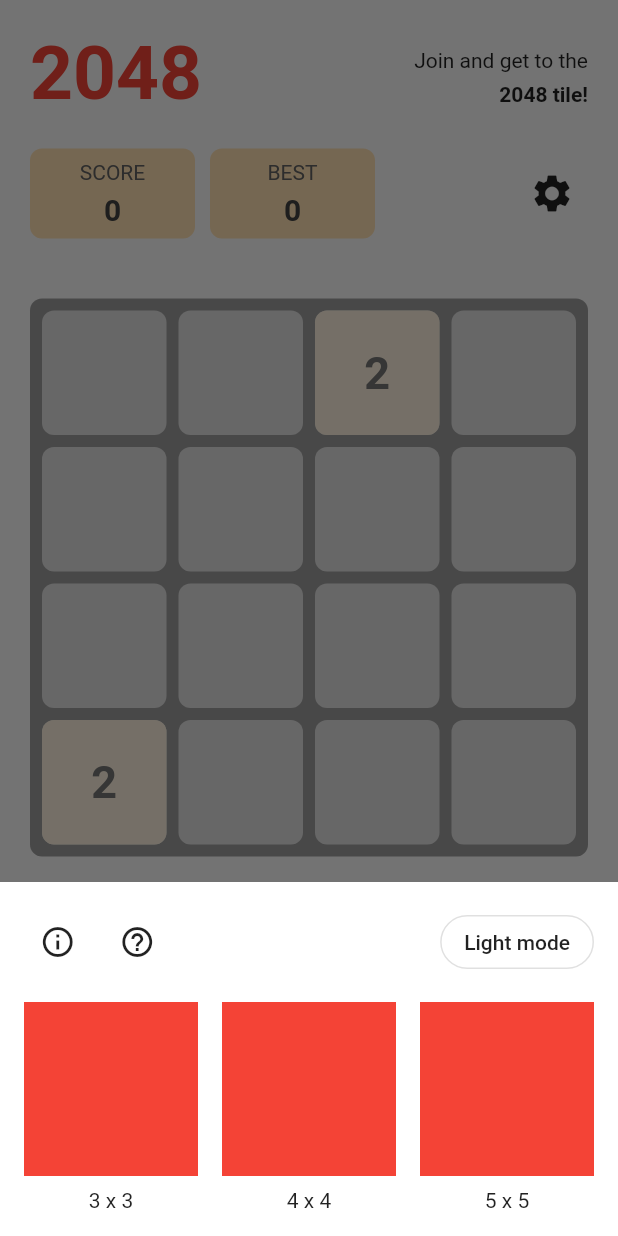
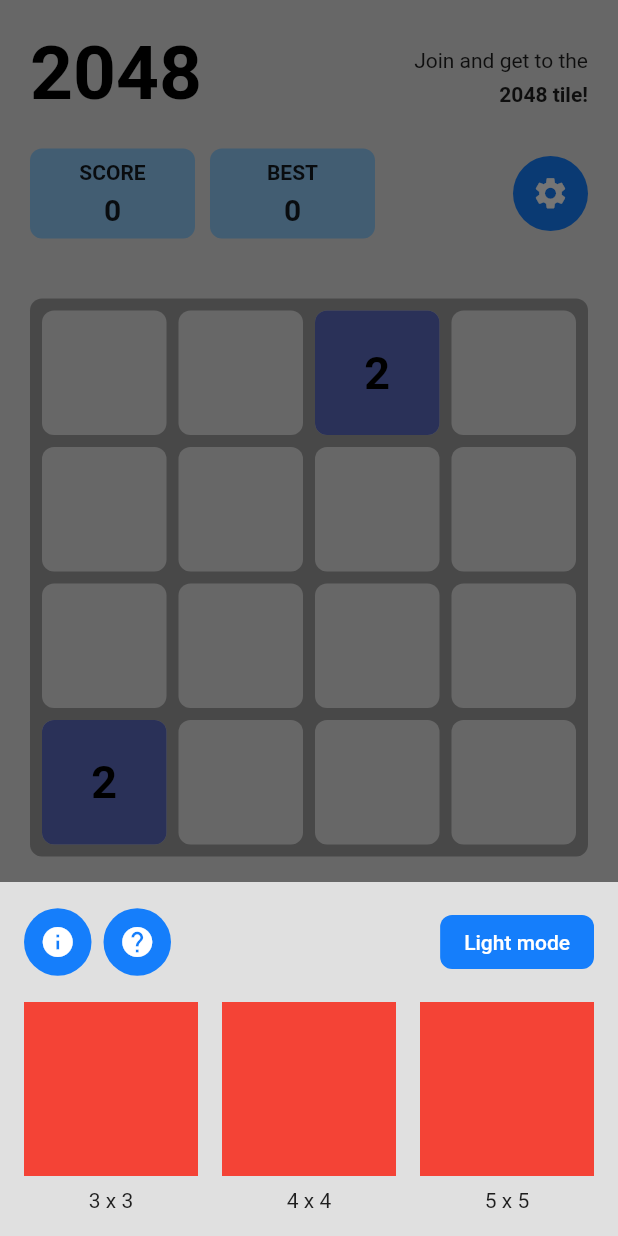
Before and after one commit to andynvt/2048_the_game, a Flutter app: the screen it shows after launch, after a tap on the "settings" icon, on a phone screen of 412 x 824 dp. Run offline on Flutter 3.47's test engine with Material 2 defaults, Android fonts, the phone set to English and light mode, and no system bars; drawn by our look-alikes of auto_size_text; our stand-ins replace shared_preferences; Roboto replaces fonts that are missing (SFPro).

Commit message:
update color

```diff
--- a/lib/config.dart
+++ b/lib/config.dart
@@ -2,20 +2,8 @@ import 'package:flutter/material.dart';
 
 class Config {
   Config._();
-
-  static final boxColors = <int, Color>{
-    2: Colors.orange[50],
-    4: Colors.orange[100],
-    8: Colors.orange[200],
-    16: Colors.orange[300],
-    32: Colors.orange[400],
-    64: Colors.orange[500],
-    128: Colors.orange[600],
-    256: Colors.orange[700],
-    512: Colors.orange[800],
-    1024: Colors.orange[900],
-  };
-
+  static final radius = BorderRadius.circular(8);
+  static final circleRadius = BorderRadius.circular(100);
   static String version = 'v1.0.0';
   static String about = 'Use your arrow keys to move the tiles. When two tiles with the same number touch, they merge into one!,';
   static String howToPlay =
--- a/lib/game/game.dart
+++ b/lib/game/game.dart
@@ -1,9 +1,14 @@
+import 'dart:math';
+
 import 'package:auto_size_text/auto_size_text.dart';
 import 'package:flutter/material.dart';
 import 'package:the_game_2048/service/cache/cache_service.dart';
 
 import '../config.dart';
+import '../config.dart';
 import '../widget/consum.dart';
+import '../widget/theme.dart';
+import '../widget/theme.dart';
 import '../widget/theme.dart';
 import 'logic.dart';
 
@@ -144,7 +149,7 @@ class _GameWidgetState extends State<GameWidget> {
       context: context,
       builder: (_) {
         return Container(
-          color: Colors.white,
+          color: Theme.of(context).canvasColor,
           child: SafeArea(
             child: Padding(
               padding: const EdgeInsets.all(16),
@@ -160,10 +165,14 @@ class _GameWidgetState extends State<GameWidget> {
                             width: 45,
                             height: 45,
                             child: FlatButton(
+                              color: Theme.of(context).buttonColor,
                               padding: EdgeInsets.zero,
-                              child: Icon(Icons.info_outline),
+                              child: Icon(
+                                Icons.info,
+                                color: Theme.of(context).primaryColor,
+                              ),
                               shape: RoundedRectangleBorder(
-                                borderRadius: BorderRadius.circular(100),
+                                borderRadius: Config.circleRadius,
                               ),
                               onPressed: () => _infoClick(_, context),
                             ),
@@ -173,17 +182,21 @@ class _GameWidgetState extends State<GameWidget> {
                             width: 45,
                             height: 45,
                             child: FlatButton(
+                              color: Theme.of(context).buttonColor,
                               padding: EdgeInsets.zero,
-                              child: Icon(Icons.help_outline),
+                              child: Icon(
+                                Icons.help,
+                                color: Theme.of(context).primaryColor,
+                              ),
                               shape: RoundedRectangleBorder(
-                                borderRadius: BorderRadius.circular(100),
+                                borderRadius: Config.circleRadius,
                               ),
                               onPressed: () => _helpClick(_, context),
                             ),
                           ),
                         ],
                       ),
-                      OutlineButton(
+                      FlatButton(
                         child: Consum<TTheme>(
                           value: TTheme.shared,
                           builder: (_, theme) {
@@ -193,11 +206,18 @@ class _GameWidgetState extends State<GameWidget> {
                             } else if (theme.mode == 2) {
                               text = 'Dark mode';
                             }
-                              return Text(text);
-                            }),
-                        highlightedBorderColor: Colors.grey,
+                            return Text(
+                              text,
+                              style: TextStyle(
+                                fontWeight: FontWeight.w500,
+                                color: Theme.of(context).primaryColor,
+                              ),
+                            );
+                          },
+                        ),
+                        color: Theme.of(context).buttonColor,
                         shape: RoundedRectangleBorder(
-                          borderRadius: BorderRadius.circular(100),
+                          borderRadius: Config.radius,
                         ),
                         onPressed: () {
                           TTheme.shared.changeTheme();
@@ -334,8 +354,8 @@ class _GameWidgetState extends State<GameWidget> {
                 height: 60.0,
                 padding: const EdgeInsets.all(8),
                 decoration: BoxDecoration(
-                  color: Colors.orange[100],
-                  borderRadius: BorderRadius.circular(8),
+                  color: Theme.of(context).cardColor,
+                  borderRadius: Config.radius,
                 ),
                 child: Center(
                   child: Column(
@@ -344,7 +364,7 @@ class _GameWidgetState extends State<GameWidget> {
                       Text(
                         "SCORE",
                         style: TextStyle(
-                          color: Colors.grey[700],
+                          fontWeight: FontWeight.bold,
                         ),
                       ),
                       Text(
@@ -353,7 +373,6 @@ class _GameWidgetState extends State<GameWidget> {
                         style: TextStyle(
                           fontSize: 20.0,
                           fontWeight: FontWeight.bold,
-                          color: Colors.grey[800],
                         ),
                       ),
                     ],
@@ -366,8 +385,8 @@ class _GameWidgetState extends State<GameWidget> {
                 height: 60.0,
                 padding: const EdgeInsets.all(8),
                 decoration: BoxDecoration(
-                  color: Colors.orange[100],
-                  borderRadius: BorderRadius.circular(8),
+                  color: Theme.of(context).cardColor,
+                  borderRadius: Config.radius,
                 ),
                 child: Center(
                   child: Column(
@@ -376,7 +395,7 @@ class _GameWidgetState extends State<GameWidget> {
                       Text(
                         "BEST",
                         style: TextStyle(
-                          color: Colors.grey[700],
+                          fontWeight: FontWeight.bold,
                         ),
                       ),
                       Text(
@@ -384,7 +403,6 @@ class _GameWidgetState extends State<GameWidget> {
                         style: TextStyle(
                           fontSize: 20.0,
                           fontWeight: FontWeight.bold,
-                          color: Colors.grey[800],
                         ),
                       ),
                     ],
@@ -392,12 +410,22 @@ class _GameWidgetState extends State<GameWidget> {
                 ),
               ),
               Spacer(),
-              IconButton(
-                icon: Icon(
+              SizedBox(
+                width: 50,
+                height: 50,
+                child: FlatButton(
+                  padding: EdgeInsets.zero,
+                  shape: RoundedRectangleBorder(
+                    borderRadius: Config.circleRadius,
+                  ),
+                  color: Theme.of(context).buttonColor,
+                  child: Icon(
                     Icons.settings,
-                  size: 30,
+                    size: 25,
+                    color: Theme.of(context).primaryColor,
                   ),
                   onPressed: menuClick,
+                ),
               ),
             ],
           ),
@@ -453,14 +481,14 @@ class _GameWidgetState extends State<GameWidget> {
                 width: _queryData.size.width,
                 height: _queryData.size.width,
                 color: _isGameOver ? Color.fromRGBO(255, 255, 255, 0.4) : Colors.transparent,
+                padding: const EdgeInsets.only(bottom: 50),
                 child: Opacity(
                   opacity: _isGameOver ? 1.0 : 0.0,
                   child: Center(
-                    child: Text(
-                      "Game Over!",
-                      style: TextStyle(
-                        fontSize: 24.0,
-                      ),
+                    child: Image.asset(
+                      'assets/images/ic_over.png',
+                      color: Theme.of(context).cardColor,
+                      width: _queryData.size.width / 3,
                     ),
                   ),
                 ),
@@ -494,7 +522,7 @@ class BoardGridWidget extends StatelessWidget {
           left: c * width + _state.cellPadding * (c + 1),
           top: r * width + _state.cellPadding * (r + 1),
           size: width,
-          color: Colors.grey[300],
+          color: Theme.of(context).focusColor,
         );
         _backgroundBox.add(box);
       }
@@ -506,7 +534,7 @@ class BoardGridWidget extends StatelessWidget {
         width: _state.boardSize().width,
         height: _state.boardSize().height,
         decoration: BoxDecoration(
-          color: Colors.grey,
+          color: Theme.of(context).accentColor,
           borderRadius: BorderRadius.all(Radius.circular(8.0)),
         ),
         child: Stack(
@@ -520,8 +548,7 @@ class BoardGridWidget extends StatelessWidget {
 class AnimatedCellWidget extends AnimatedWidget {
   final BoardCell cell;
   final _GameWidgetState state;
-  AnimatedCellWidget({Key key, this.cell, this.state, Animation<double> animation})
-      : super(key: key, listenable: animation);
+  AnimatedCellWidget({Key key, this.cell, this.state, Animation<double> animation}) : super(key: key, listenable: animation);
 
   @override
   Widget build(BuildContext context) {
@@ -530,27 +557,31 @@ class AnimatedCellWidget extends AnimatedWidget {
     Size boardSize = state.boardSize();
     double width = (boardSize.width - (state.column + 1) * state.cellPadding) / state.column;
     if (cell.number == 0) {
-      return Container();
+      return SizedBox();
     } else {
+      return Consum<TTheme>(
+        value: TTheme.shared,
+        builder: (_, theme) {
+          final boxColors = theme.getBoxColors();
+          // final rd = Random.secure().nextInt(boxColors.length);
+          // final number = boxColors.keys.toList()[rd];
+          final number = cell.number;
           return CellBox(
-        left: (cell.column * width + state.cellPadding * (cell.column + 1)) +
-            width / 2 * (1 - animationValue),
-        top: cell.row * width +
-            state.cellPadding * (cell.row + 1) +
-            width / 2 * (1 - animationValue),
+            left: (cell.column * width + state.cellPadding * (cell.column + 1)) + width / 2 * (1 - animationValue),
+            top: cell.row * width + state.cellPadding * (cell.row + 1) + width / 2 * (1 - animationValue),
             size: width * animationValue,
-        color: Config.boxColors.containsKey(cell.number)
-            ? Config.boxColors[cell.number]
-            : Config.boxColors[Config.boxColors.keys.last],
+            color: boxColors.containsKey(number) ? boxColors[number] : boxColors[boxColors.keys.last],
             text: Text(
-          cell.number.toString(),
+              number.toString(),
               maxLines: 1,
               style: TextStyle(
                 fontSize: 30.0 * animationValue,
                 fontWeight: FontWeight.bold,
-            color: cell.number < 32 ? Colors.grey[600] : Colors.grey[50],
+                color: Theme.of(context).hintColor,
               ),
             ),
+          );
+        },
       );
     }
   }
@@ -623,8 +654,7 @@ class CellBox extends StatelessWidget {
             color: color,
             borderRadius: BorderRadius.all(Radius.circular(8.0)),
           ),
-          child: Center(
-              child: FittedBox(fit: BoxFit.scaleDown, alignment: Alignment.center, child: text))),
+          child: Center(child: FittedBox(fit: BoxFit.scaleDown, alignment: Alignment.center, child: text))),
     );
   }
 }
--- a/lib/widget/theme.dart
+++ b/lib/widget/theme.dart
@@ -6,26 +6,68 @@ class TTheme extends ChangeNotifier {
   final ThemeData light = ThemeData(
     brightness: Brightness.light,
     fontFamily: 'SFPro',
+    canvasColor: Colors.grey[300],
+    primaryColor: Colors.white,
+    buttonColor: Color(0xff157EFB),
+    cardColor: Colors.blue[200],
+    accentColor: Colors.grey,
+    focusColor: Colors.grey[300],
+    hintColor: Colors.black,
     textTheme: TextTheme(
       headline1: TextStyle(
         fontSize: 50,
         fontWeight: FontWeight.bold,
-        color: Colors.red,
+        color: Colors.black,
       ),
-    )
+    ),
   );
   final ThemeData dark = ThemeData(
     brightness: Brightness.dark,
     fontFamily: 'SFPro',
+    primaryColor: Colors.white,
+    buttonColor: Color(0xff1C88FB),
+    cardColor: Colors.grey[800],
+    accentColor: Colors.grey[900],
+    focusColor: Colors.grey[800],
+    hintColor: Colors.white,
     textTheme: TextTheme(
       headline1: TextStyle(
         fontSize: 50,
         fontWeight: FontWeight.bold,
-        color: Colors.blue,
+        color: Colors.white,
       ),
-    )
+    ),
   );
   int mode = 1;
+
+  static final boxColorsDark = <int, Color>{
+    2: Colors.indigo[700],
+    4: Colors.blue[700],
+    8: Colors.cyan[700],
+    16: Colors.teal[700],
+    32: Colors.green[700],
+    64: Colors.lightGreen[700],
+    128: Colors.lime[700],
+    256: Colors.yellow[700],
+    512: Colors.amber[700],
+    1024: Colors.orange[700],
+    2048: Colors.deepOrange[700],
+    4096: Colors.red[700],
+  };
+  static final boxColorsLight = <int, Color>{
+    2: Colors.indigo[400],
+    4: Colors.blue[400],
+    8: Colors.cyan[400],
+    16: Colors.teal[400],
+    32: Colors.green[400],
+    64: Colors.lightGreen[400],
+    128: Colors.lime[400],
+    256: Colors.yellow[400],
+    512: Colors.amber[400],
+    1024: Colors.orange[400],
+    2048: Colors.deepOrange[400],
+    4096: Colors.red[400],
+  };
 
   void changeTheme() {
     mode += 1;
@@ -45,4 +87,15 @@ class TTheme extends ChangeNotifier {
         return light;
     }
   }
+
+  Map<int, Color> getBoxColors() {
+    switch (mode) {
+      case 1:
+        return boxColorsLight;
+      case 2:
+        return boxColorsDark;
+      default:
+        return boxColorsLight;
+    }
+  }
 }
--- a/pubspec.yaml
+++ b/pubspec.yaml
@@ -31,5 +31,8 @@ flutter:
     - family: SFPro
       fonts:
         - asset: assets/fonts/SF-Pro-Text-Regular.otf
+          weight: 400
+        - asset: assets/fonts/SF-Pro.ttf
+          weight: 500
         - asset: assets/fonts/SF-Pro-Text-Bold.otf
           weight: 700
```
Also changed, not shown: assets/images/ic_win.png (deleted), 2 other files. Lines whose indentation alone changed are shown as unchanged.
